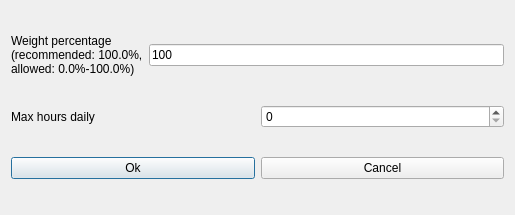
Above: fet/src/interface/modifyconstraintstudentsmaxhoursdailyform_template.ui from vonmecheln/fet before the change. Below: the same form after it.
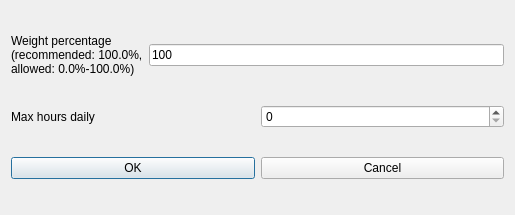
That is the form after the change.

Patch:
```diff
--- a/fet/src/interface/modifyconstraintstudentsmaxhoursdailyform_template.ui
+++ b/fet/src/interface/modifyconstraintstudentsmaxhoursdailyform_template.ui
@@ -71,7 +71,7 @@
      <item>
       <widget class="QPushButton" name="okPushButton">
        <property name="text">
-        <string>Ok</string>
+        <string>OK</string>
        </property>
       </widget>
      </item>
```
